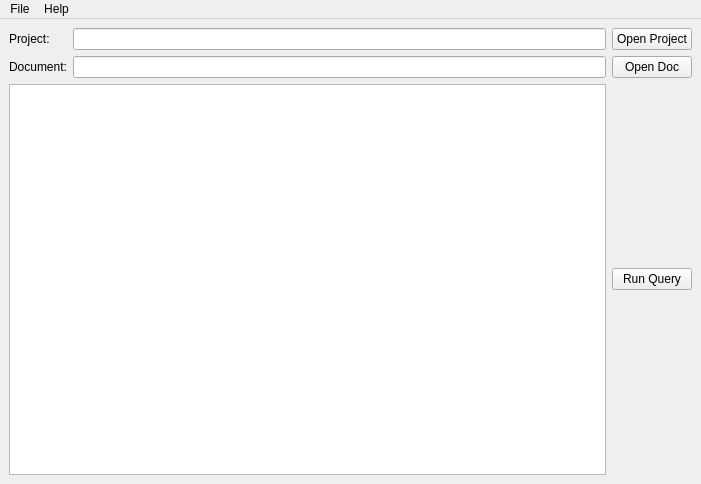
Old version of the form GUI/doctopic.ui in the repository SeeligA/doctopic.
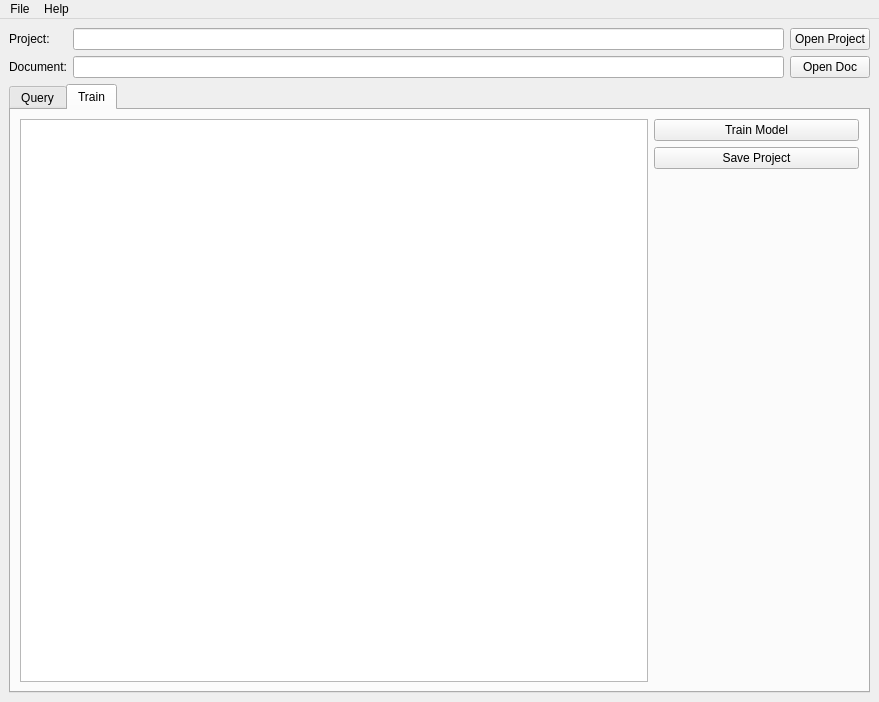
New version of the form.

Commit message: feat: add tab to train and save models

What changed in the file:
```diff
--- a/GUI/doctopic.ui
+++ b/GUI/doctopic.ui
@@ -9,8 +9,8 @@
    <rect>
     <x>0</x>
     <y>0</y>
-    <width>701</width>
-    <height>484</height>
+    <width>879</width>
+    <height>702</height>
    </rect>
   </property>
   <property name="sizePolicy">
@@ -174,9 +174,17 @@
       </property>
      </widget>
     </item>
-    <item row="4" column="0" colspan="2">
-     <layout class="QVBoxLayout" name="verticalLayout">
-      <item>
+    <item row="2" column="0" colspan="3">
+     <widget class="QTabWidget" name="tabwidget">
+      <property name="currentIndex">
+       <number>1</number>
+      </property>
+      <widget class="QWidget" name="query_tab">
+       <attribute name="title">
+        <string>Query</string>
+       </attribute>
+       <layout class="QGridLayout" name="gridLayout">
+        <item row="3" column="0" rowspan="2" colspan="2">
        <widget class="QTextEdit" name="textOutput">
         <property name="font">
          <font>
@@ -186,16 +194,20 @@
         </property>
        </widget>
       </item>
-     </layout>
-    </item>
-    <item row="4" column="2">
+        <item row="3" column="3">
      <widget class="QPushButton" name="run_query_button">
       <property name="enabled">
        <bool>true</bool>
       </property>
+          <property name="sizePolicy">
+           <sizepolicy hsizetype="Minimum" vsizetype="Fixed">
+            <horstretch>0</horstretch>
+            <verstretch>0</verstretch>
+           </sizepolicy>
+          </property>
       <property name="maximumSize">
        <size>
-        <width>16777215</width>
+            <width>160</width>
         <height>16777215</height>
        </size>
       </property>
@@ -209,12 +221,59 @@
     </item>
    </layout>
   </widget>
+      <widget class="QWidget" name="train_tab">
+       <attribute name="title">
+        <string>Train</string>
+       </attribute>
+       <layout class="QGridLayout" name="gridLayout_5">
+        <item row="2" column="0" rowspan="3" colspan="3">
+         <widget class="QTextEdit" name="textOutput_train">
+          <property name="font">
+           <font>
+            <family>Calibri</family>
+            <pointsize>11</pointsize>
+           </font>
+          </property>
+         </widget>
+        </item>
+        <item row="2" column="3">
+         <widget class="QPushButton" name="train_model_button">
+          <property name="enabled">
+           <bool>true</bool>
+          </property>
+          <property name="maximumSize">
+           <size>
+            <width>16777215</width>
+            <height>16777215</height>
+           </size>
+          </property>
+          <property name="toolTip">
+           <string>Calculate post-edit distance score</string>
+          </property>
+          <property name="text">
+           <string>Train Model</string>
+          </property>
+         </widget>
+        </item>
+        <item row="3" column="3">
+         <widget class="QPushButton" name="save_project_button">
+          <property name="text">
+           <string>Save Project</string>
+          </property>
+         </widget>
+        </item>
+       </layout>
+      </widget>
+     </widget>
+    </item>
+   </layout>
+  </widget>
   <widget class="QMenuBar" name="menubar">
    <property name="geometry">
     <rect>
      <x>0</x>
      <y>0</y>
-     <width>701</width>
+     <width>879</width>
      <height>21</height>
     </rect>
    </property>
```
Left out of the diff: 55 changed lines with no effect on the pictures. Lines whose indentation alone changed are shown as unchanged. The commit also changes 2 other files.
